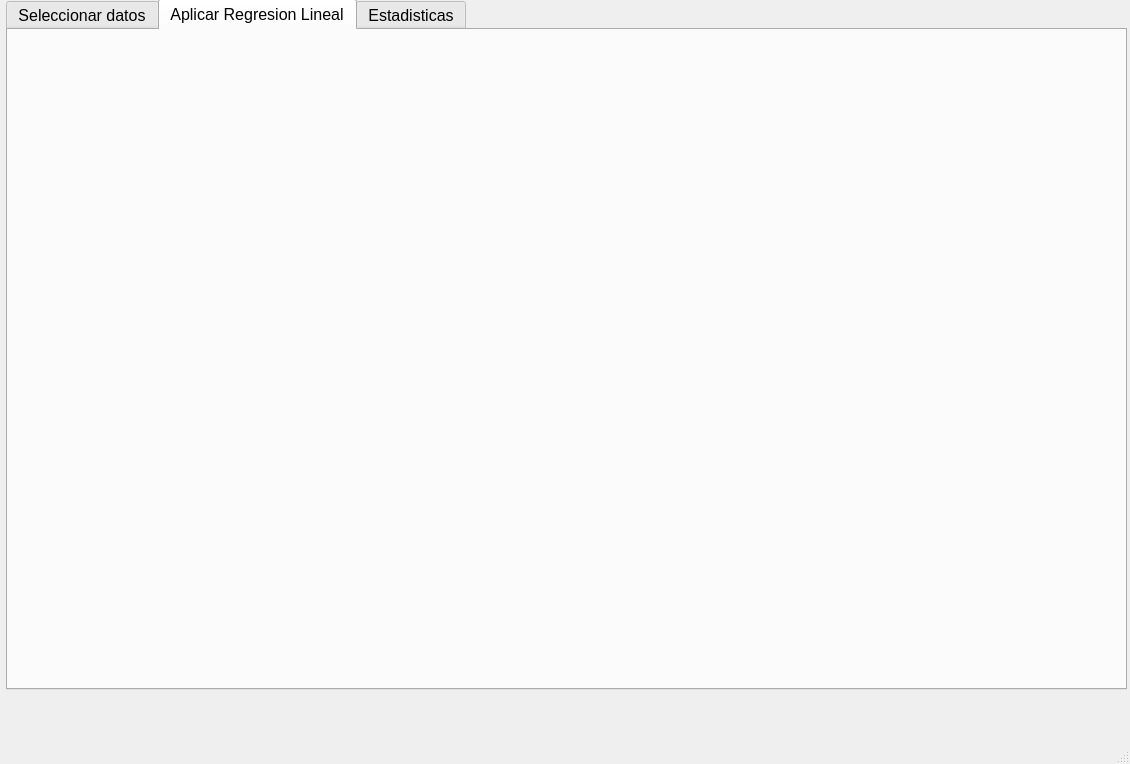
Above: ui_principal.ui from Balzhoyt/RegresionLineal-PyQt5 before the change. Below: the same form after it.
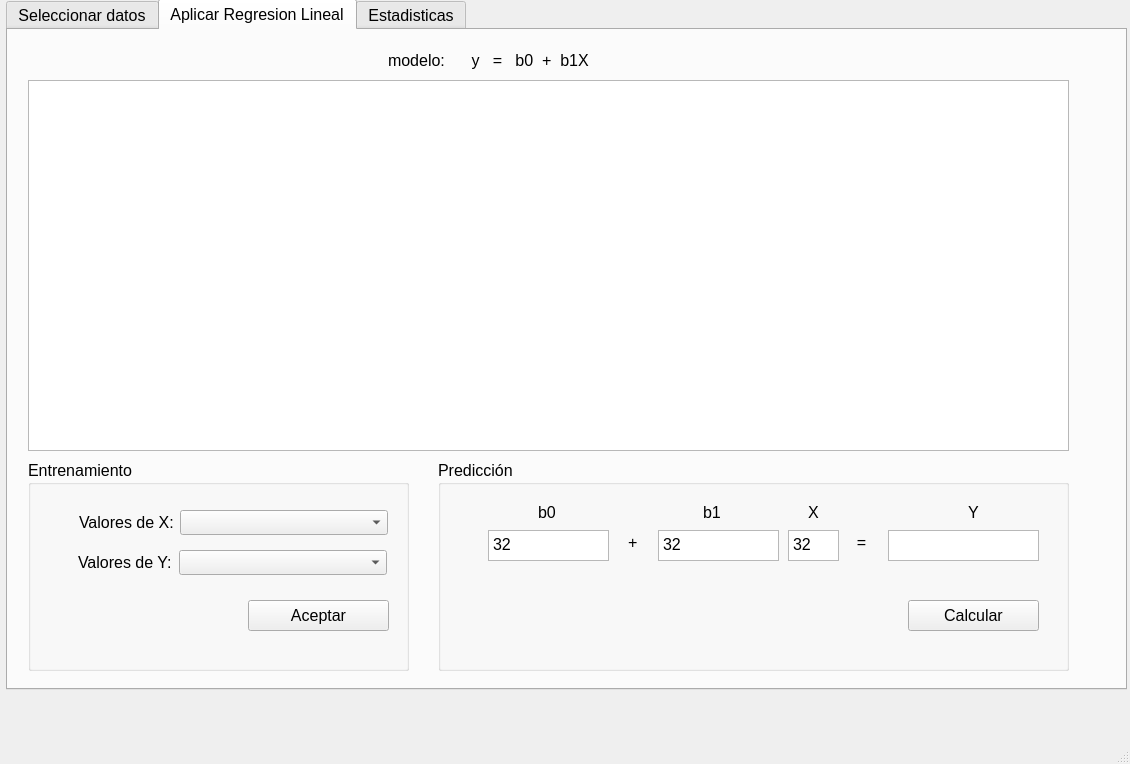
That is the form after the change. The open tabs and pages were chosen to show the change.

Commit message: modifico la ui principal

What changed in the file:
```diff
--- a/ui_principal.ui
+++ b/ui_principal.ui
@@ -149,6 +149,294 @@
      <attribute name="title">
       <string>Aplicar Regresion Lineal</string>
      </attribute>
+     <widget class="QTableWidget" name="tblDatos2">
+      <property name="geometry">
+       <rect>
+        <x>20</x>
+        <y>50</y>
+        <width>1041</width>
+        <height>371</height>
+       </rect>
+      </property>
+     </widget>
+     <widget class="QPushButton" name="btnGraficar_2">
+      <property name="geometry">
+       <rect>
+        <x>1533</x>
+        <y>981</y>
+        <width>151</width>
+        <height>31</height>
+       </rect>
+      </property>
+      <property name="text">
+       <string>GRAFICAR XY</string>
+      </property>
+     </widget>
+     <widget class="QLabel" name="label">
+      <property name="geometry">
+       <rect>
+        <x>380</x>
+        <y>10</y>
+        <width>291</width>
+        <height>41</height>
+       </rect>
+      </property>
+      <property name="text">
+       <string>modelo:      y   =   b0  +  b1X</string>
+      </property>
+     </widget>
+     <widget class="QGroupBox" name="groupBox">
+      <property name="geometry">
+       <rect>
+        <x>20</x>
+        <y>430</y>
+        <width>381</width>
+        <height>211</height>
+       </rect>
+      </property>
+      <property name="title">
+       <string>Entrenamiento</string>
+      </property>
+      <widget class="QPushButton" name="btnEntrenar">
+       <property name="geometry">
+        <rect>
+         <x>220</x>
+         <y>140</y>
+         <width>141</width>
+         <height>31</height>
+        </rect>
+       </property>
+       <property name="text">
+        <string>Aceptar</string>
+       </property>
+      </widget>
+      <widget class="QLabel" name="lbValoresX_4">
+       <property name="geometry">
+        <rect>
+         <x>51</x>
+         <y>50</y>
+         <width>94</width>
+         <height>25</height>
+        </rect>
+       </property>
+       <property name="text">
+        <string>Valores de X:</string>
+       </property>
+      </widget>
+      <widget class="QComboBox" name="cmbX_2">
+       <property name="geometry">
+        <rect>
+         <x>152</x>
+         <y>50</y>
+         <width>208</width>
+         <height>25</height>
+        </rect>
+       </property>
+      </widget>
+      <widget class="QLabel" name="lbValoresX_5">
+       <property name="geometry">
+        <rect>
+         <x>50</x>
+         <y>90</y>
+         <width>95</width>
+         <height>25</height>
+        </rect>
+       </property>
+       <property name="text">
+        <string>Valores de Y:</string>
+       </property>
+      </widget>
+      <widget class="QComboBox" name="cmbY_2">
+       <property name="geometry">
+        <rect>
+         <x>151</x>
+         <y>90</y>
+         <width>208</width>
+         <height>25</height>
+        </rect>
+       </property>
+      </widget>
+     </widget>
+     <widget class="QGroupBox" name="groupBox_2">
+      <property name="geometry">
+       <rect>
+        <x>430</x>
+        <y>430</y>
+        <width>631</width>
+        <height>211</height>
+       </rect>
+      </property>
+      <property name="title">
+       <string>Predicción</string>
+      </property>
+      <widget class="QPushButton" name="btnCalcular">
+       <property name="geometry">
+        <rect>
+         <x>470</x>
+         <y>140</y>
+         <width>131</width>
+         <height>31</height>
+        </rect>
+       </property>
+       <property name="text">
+        <string>Calcular</string>
+       </property>
+      </widget>
+      <widget class="QLabel" name="lbValoresX_7">
+       <property name="geometry">
+        <rect>
+         <x>530</x>
+         <y>40</y>
+         <width>21</width>
+         <height>25</height>
+        </rect>
+       </property>
+       <property name="text">
+        <string>Y</string>
+       </property>
+      </widget>
+      <widget class="QTextEdit" name="txtY">
+       <property name="geometry">
+        <rect>
+         <x>450</x>
+         <y>70</y>
+         <width>151</width>
+         <height>31</height>
+        </rect>
+       </property>
+      </widget>
+      <widget class="QLabel" name="lbValoresX_8">
+       <property name="geometry">
+        <rect>
+         <x>370</x>
+         <y>40</y>
+         <width>16</width>
+         <height>25</height>
+        </rect>
+       </property>
+       <property name="text">
+        <string>X</string>
+       </property>
+      </widget>
+      <widget class="QTextEdit" name="txtX">
+       <property name="geometry">
+        <rect>
+         <x>350</x>
+         <y>70</y>
+         <width>51</width>
+         <height>31</height>
+        </rect>
+       </property>
+       <property name="sizePolicy">
+        <sizepolicy hsizetype="Fixed" vsizetype="Fixed">
+         <horstretch>0</horstretch>
+         <verstretch>0</verstretch>
+        </sizepolicy>
+       </property>
+       <property name="html">
+        <string>&lt;!DOCTYPE HTML PUBLIC &quot;-//W3C//DTD HTML 4.0//EN&quot; &quot;http://www.w3.org/TR/REC-html40/strict.dtd&quot;&gt;
+&lt;html&gt;&lt;head&gt;&lt;meta name=&quot;qrichtext&quot; content=&quot;1&quot; /&gt;&lt;style type=&quot;text/css&quot;&gt;
+p, li { white-space: pre-wrap; }
+&lt;/style&gt;&lt;/head&gt;&lt;body style=&quot; font-family:'MS Shell Dlg 2'; font-size:12pt; font-weight:400; font-style:normal;&quot;&gt;
+&lt;p style=&quot; margin-top:0px; margin-bottom:0px; margin-left:0px; margin-right:0px; -qt-block-indent:0; text-indent:0px;&quot;&gt;32&lt;/p&gt;&lt;/body&gt;&lt;/html&gt;</string>
+       </property>
+      </widget>
+      <widget class="QLabel" name="lbValoresX_9">
+       <property name="geometry">
+        <rect>
+         <x>410</x>
+         <y>70</y>
+         <width>31</width>
+         <height>25</height>
+        </rect>
+       </property>
+       <property name="text">
+        <string>  = </string>
+       </property>
+      </widget>
+      <widget class="QTextEdit" name="txtB1">
+       <property name="geometry">
+        <rect>
+         <x>220</x>
+         <y>70</y>
+         <width>121</width>
+         <height>31</height>
+        </rect>
+       </property>
+       <property name="html">
+        <string>&lt;!DOCTYPE HTML PUBLIC &quot;-//W3C//DTD HTML 4.0//EN&quot; &quot;http://www.w3.org/TR/REC-html40/strict.dtd&quot;&gt;
+&lt;html&gt;&lt;head&gt;&lt;meta name=&quot;qrichtext&quot; content=&quot;1&quot; /&gt;&lt;style type=&quot;text/css&quot;&gt;
+p, li { white-space: pre-wrap; }
+&lt;/style&gt;&lt;/head&gt;&lt;body style=&quot; font-family:'MS Shell Dlg 2'; font-size:12pt; font-weight:400; font-style:normal;&quot;&gt;
+&lt;p style=&quot; margin-top:0px; margin-bottom:0px; margin-left:0px; margin-right:0px; -qt-block-indent:0; text-indent:0px;&quot;&gt;32&lt;/p&gt;&lt;/body&gt;&lt;/html&gt;</string>
+       </property>
+      </widget>
+      <widget class="QLabel" name="lbValoresX_10">
+       <property name="geometry">
+        <rect>
+         <x>190</x>
+         <y>70</y>
+         <width>16</width>
+         <height>25</height>
+        </rect>
+       </property>
+       <property name="text">
+        <string>+</string>
+       </property>
+      </widget>
+      <widget class="QLabel" name="lbValoresX_11">
+       <property name="geometry">
+        <rect>
+         <x>265</x>
+         <y>40</y>
+         <width>21</width>
+         <height>25</height>
+        </rect>
+       </property>
+       <property name="text">
+        <string>b1</string>
+       </property>
+      </widget>
+      <widget class="QTextEdit" name="txtB0">
+       <property name="geometry">
+        <rect>
+         <x>50</x>
+         <y>70</y>
+         <width>121</width>
+         <height>31</height>
+        </rect>
+       </property>
+       <property name="sizePolicy">
+        <sizepolicy hsizetype="Fixed" vsizetype="Fixed">
+         <horstretch>0</horstretch>
+         <verstretch>0</verstretch>
+        </sizepolicy>
+       </property>
+       <property name="readOnly">
+        <bool>false</bool>
+       </property>
+       <property name="html">
+        <string>&lt;!DOCTYPE HTML PUBLIC &quot;-//W3C//DTD HTML 4.0//EN&quot; &quot;http://www.w3.org/TR/REC-html40/strict.dtd&quot;&gt;
+&lt;html&gt;&lt;head&gt;&lt;meta name=&quot;qrichtext&quot; content=&quot;1&quot; /&gt;&lt;style type=&quot;text/css&quot;&gt;
+p, li { white-space: pre-wrap; }
+&lt;/style&gt;&lt;/head&gt;&lt;body style=&quot; font-family:'MS Shell Dlg 2'; font-size:12pt; font-weight:400; font-style:normal;&quot;&gt;
+&lt;p style=&quot; margin-top:0px; margin-bottom:0px; margin-left:0px; margin-right:0px; -qt-block-indent:0; text-indent:0px;&quot;&gt;32&lt;/p&gt;&lt;/body&gt;&lt;/html&gt;</string>
+       </property>
+      </widget>
+      <widget class="QLabel" name="lbValoresX_12">
+       <property name="geometry">
+        <rect>
+         <x>100</x>
+         <y>40</y>
+         <width>21</width>
+         <height>25</height>
+        </rect>
+       </property>
+       <property name="text">
+        <string>b0</string>
+       </property>
+      </widget>
+     </widget>
     </widget>
     <widget class="QWidget" name="tabEstadisticas">
      <attribute name="title">
```
Left out of the diff: 4 changed lines with no effect on the pictures. The commit also changes 1 other file.
